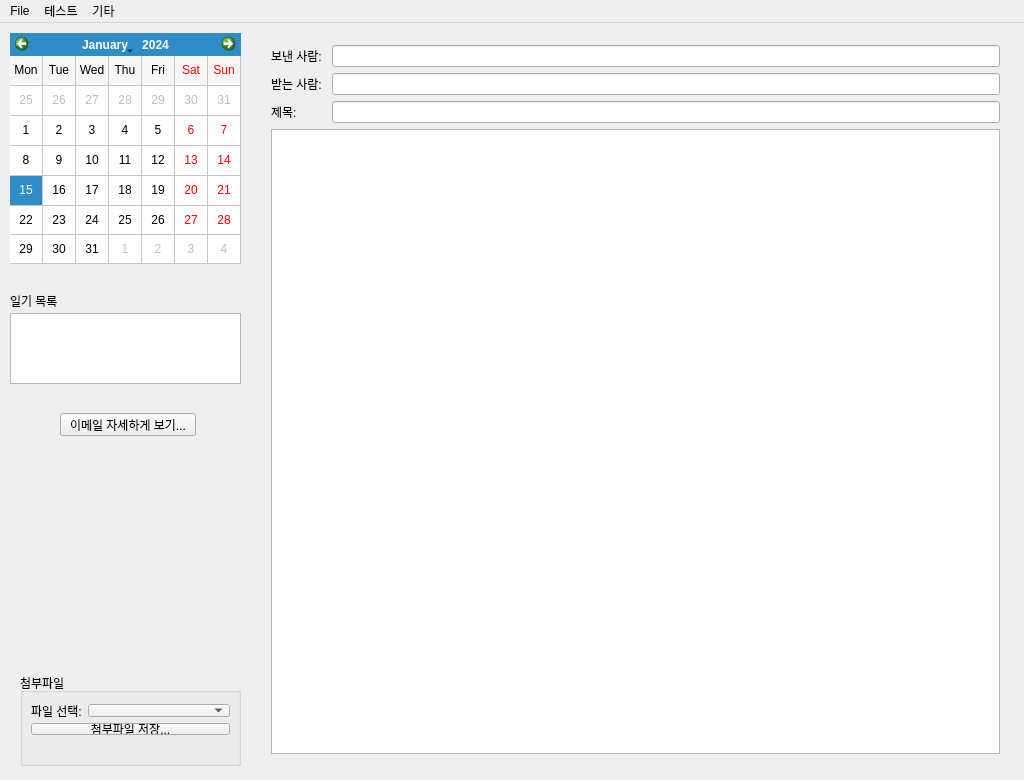
Above: qt/mainwindow.ui from chwnam/lifemotif-desktop before the change. Below: the same form after it.
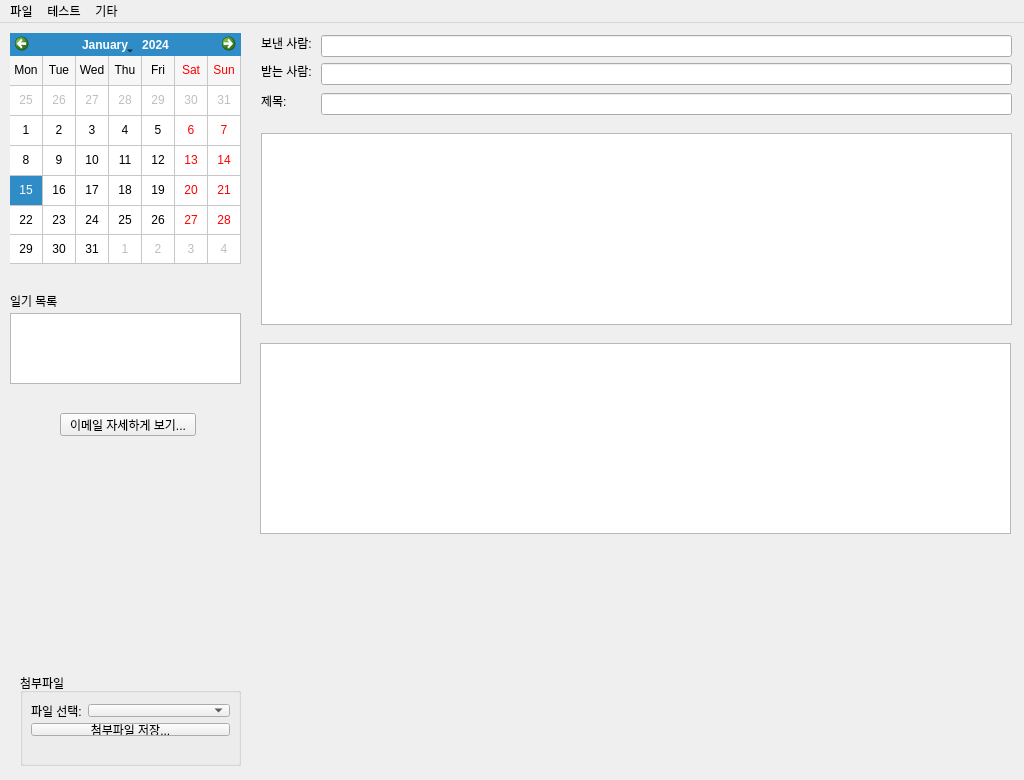
That is the form after the change.

What changed in the file:
```diff
--- a/qt/mainwindow.ui
+++ b/qt/mainwindow.ui
@@ -90,13 +90,13 @@
     <property name="title">
      <string>첨부파일</string>
     </property>
-    <widget class="QWidget" name="">
+    <widget class="QWidget" name="layoutWidget">
      <property name="geometry">
       <rect>
        <x>0</x>
        <y>20</y>
        <width>221</width>
-       <height>53</height>
+       <height>54</height>
       </rect>
      </property>
      <layout class="QVBoxLayout" name="verticalLayout">
@@ -131,54 +131,100 @@
      </layout>
     </widget>
    </widget>
-   <widget class="QWidget" name="">
+   <widget class="QTextEdit" name="dirayHtmlText">
     <property name="geometry">
      <rect>
       <x>260</x>
-      <y>11</y>
+      <y>320</y>
       <width>751</width>
-      <height>731</height>
+      <height>191</height>
      </rect>
     </property>
-    <layout class="QGridLayout" name="gridLayout">
-     <item row="0" column="0">
-      <widget class="QLabel" name="fromLabel">
-       <property name="text">
-        <string>보낸 사람: </string>
-       </property>
-      </widget>
-     </item>
-     <item row="0" column="1">
-      <widget class="QLineEdit" name="fromEdit"/>
-     </item>
-     <item row="1" column="0">
-      <widget class="QLabel" name="toLabel">
-       <property name="text">
-        <string>받는 사람: </string>
-       </property>
-      </widget>
-     </item>
-     <item row="1" column="1">
-      <widget class="QLineEdit" name="toEdit"/>
-     </item>
-     <item row="2" column="0">
-      <widget class="QLabel" name="subjectLabel">
-       <property name="text">
-        <string>제목:        </string>
-       </property>
-      </widget>
-     </item>
-     <item row="2" column="1">
-      <widget class="QLineEdit" name="subjectEdit"/>
-     </item>
-     <item row="3" column="0" colspan="2">
-      <widget class="QPlainTextEdit" name="diaryText">
-       <property name="readOnly">
-        <bool>true</bool>
-       </property>
-      </widget>
-     </item>
-    </layout>
+    <property name="readOnly">
+     <bool>true</bool>
+    </property>
+   </widget>
+   <widget class="QLineEdit" name="toEdit">
+    <property name="geometry">
+     <rect>
+      <x>321</x>
+      <y>40</y>
+      <width>691</width>
+      <height>22</height>
+     </rect>
+    </property>
+   </widget>
+   <widget class="QLineEdit" name="fromEdit">
+    <property name="geometry">
+     <rect>
+      <x>321</x>
+      <y>12</y>
+      <width>691</width>
+      <height>22</height>
+     </rect>
+    </property>
+   </widget>
+   <widget class="QLineEdit" name="subjectEdit">
+    <property name="geometry">
+     <rect>
+      <x>321</x>
+      <y>70</y>
+      <width>691</width>
+      <height>22</height>
+     </rect>
+    </property>
+   </widget>
+   <widget class="QPlainTextEdit" name="diaryPlainText">
+    <property name="geometry">
+     <rect>
+      <x>261</x>
+      <y>110</y>
+      <width>751</width>
+      <height>192</height>
+     </rect>
+    </property>
+    <property name="readOnly">
+     <bool>true</bool>
+    </property>
+   </widget>
+   <widget class="QLabel" name="toLabel">
+    <property name="geometry">
+     <rect>
+      <x>261</x>
+      <y>40</y>
+      <width>54</width>
+      <height>16</height>
+     </rect>
+    </property>
+    <property name="text">
+     <string>받는 사람: </string>
+    </property>
+   </widget>
+   <widget class="QLabel" name="fromLabel">
+    <property name="geometry">
+     <rect>
+      <x>261</x>
+      <y>12</y>
+      <width>54</width>
+      <height>16</height>
+     </rect>
+    </property>
+    <property name="text">
+     <string>보낸 사람: </string>
+    </property>
+   </widget>
+   <widget class="QLabel" name="subjectLabel">
+    <property name="geometry">
+     <rect>
+      <x>261</x>
+      <y>70</y>
+      <width>50</width>
+      <height>16</height>
+     </rect>
+    </property>
+    <property name="text">
+     <string>제목:        </string>
+    </property>
    </widget>
   </widget>
   <widget class="QMenuBar" name="menuBar">
@@ -187,12 +233,12 @@
      <x>0</x>
      <y>0</y>
      <width>1024</width>
-     <height>21</height>
+     <height>19</height>
     </rect>
    </property>
    <widget class="QMenu" name="menuFile">
     <property name="title">
-     <string>File</string>
+     <string>파일</string>
     </property>
     <addaction name="actionExit"/>
    </widget>
```
Left out of the diff: 2 changed lines with no effect on the pictures.
